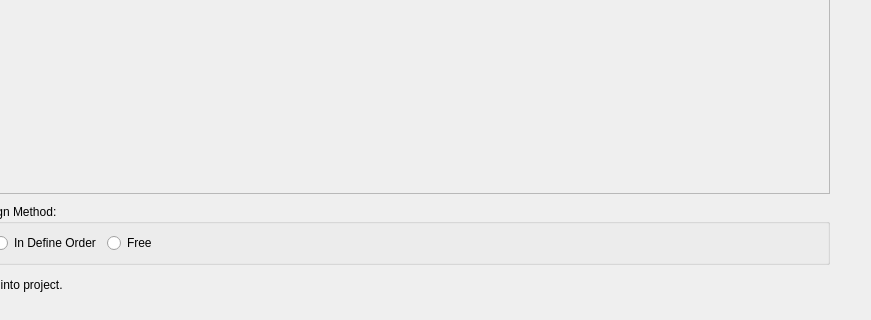
Qt form src/ProjNavigator/add_file_form.ui (os-fpga/FOEDAG) before a commit; both pictures show x 140 to 1011 and y 481 to 801 of the 1011 by 801 pixel window.
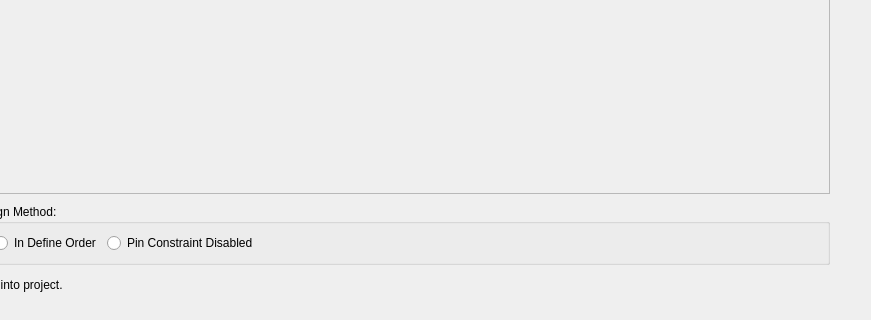
The same form after that commit.

Commit message:
Update Pin Location Assign Method, replace `free` with `pin_constraint_disabled` (#1378)
* Update Pin Location Assign Method, replace `free` with `pin_constraint_disabled`

* Incremented patch version

---------

The edit to the form file:
```diff
--- a/src/ProjNavigator/add_file_form.ui
+++ b/src/ProjNavigator/add_file_form.ui
@@ -144,7 +144,7 @@
              </sizepolicy>
             </property>
             <property name="text">
-             <string>Free</string>
+             <string>Pin Constraint Disabled</string>
             </property>
            </widget>
           </item>
```
The commit also changes 5 other files.
